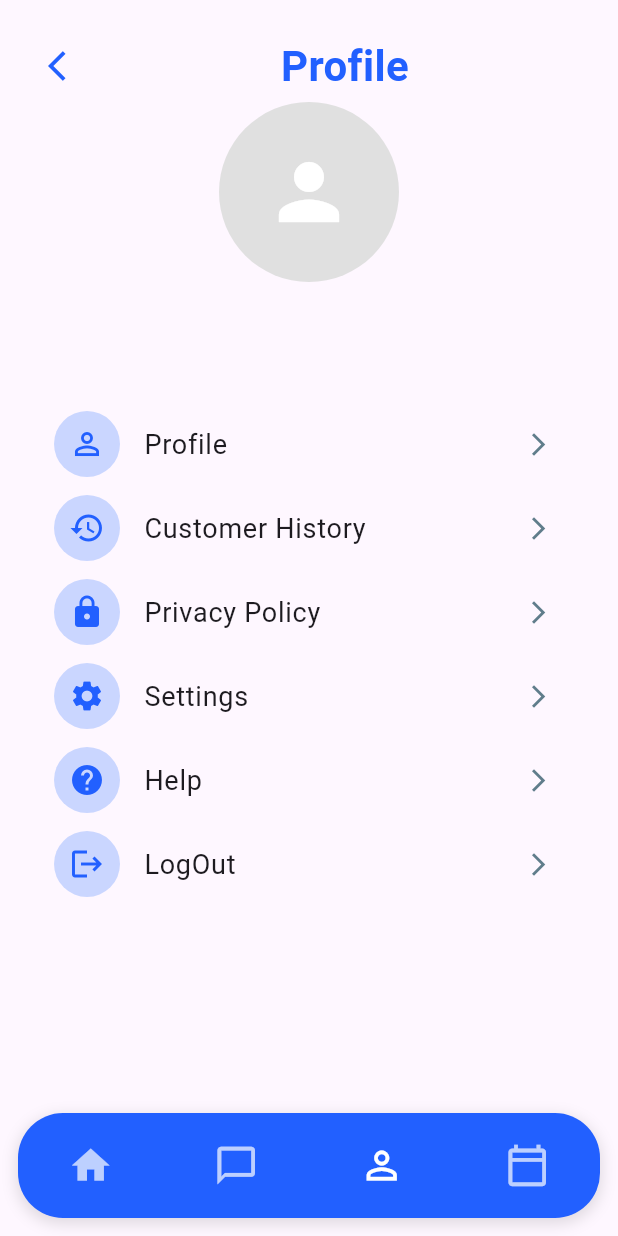
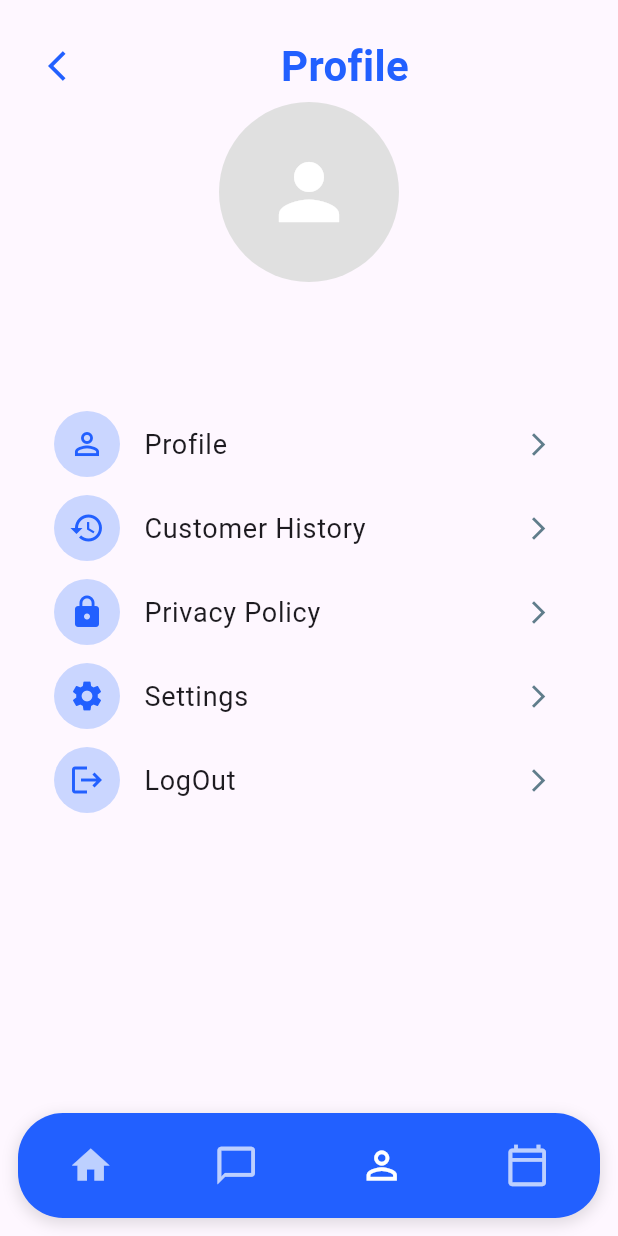
Before and after one commit to sahan-chamod/LifeBalance, a Flutter app: the ProfileScreen screen opened by its route, on a phone screen of 412 x 824 dp. Run offline on Flutter 3.47's test engine with Material 3 defaults, Android fonts, the phone set to English and light mode, and no system bars; our stand-ins replace cloud_firestore, file_picker, firebase_auth, firebase_core, image_picker, sqflite; accounts and stored records are empty; network calls fail.

Commit message:
updated the profile

```diff
--- a/lib/firebase/user_helper.dart
+++ b/lib/firebase/user_helper.dart
@@ -111,7 +111,6 @@ Future<File?> fetchImage(String filePath) async {
   }
 }
 
-
 Future<List<ReportsModel>> fetchAllDocs()async{
   try{
     CollectionReference reports = FirebaseFirestore.instance.collection('reports');
--- a/lib/screens/profile/ProfileScreen.dart
+++ b/lib/screens/profile/ProfileScreen.dart
@@ -145,11 +145,6 @@ class _ProfileScreenState extends State<ProfileScreen> {
                     CustomListTile(
                       icon: Icons.settings,
                       title: 'Settings',
-                      route: AppRoutes.userSettings,
-                    ),
-                    CustomListTile(
-                      icon: Icons.help,
-                      title: 'Help',
                       route: AppRoutes.userSettings,
                     ),
                     _logOut(context,)
```
Also changed, not shown: lib/provider/user.proivder.dart (+0 -12 lines).
